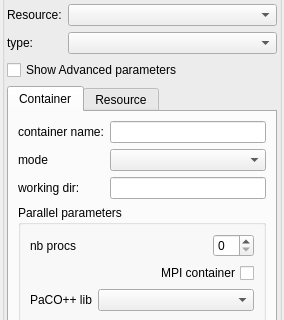
Old version of the form src/genericgui/FormContainer.ui in the repository SalomePlatform/yacs; both pictures show x 0 to 284 and y 121 to 441 of the 284 by 655 pixel window.
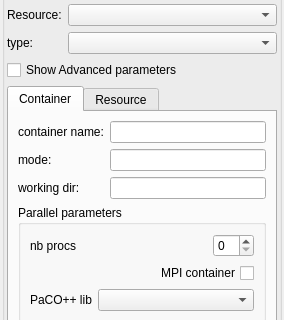
New version of the form. Custom widgets are drawn as their Qt base class.

Commit message: Improvement of container panel: mode is only for info

```diff
--- a/src/genericgui/FormContainer.ui
+++ b/src/genericgui/FormContainer.ui
@@ -157,14 +157,7 @@
           <item row="1" column="0">
            <widget class="QLabel" name="label_9">
             <property name="text">
-             <string>mode</string>
-            </property>
-           </widget>
-          </item>
-          <item row="1" column="2">
-           <widget class="ComboBox" name="cb_mode">
-            <property name="editable">
-             <bool>false</bool>
+             <string>mode:</string>
             </property>
            </widget>
           </item>
@@ -263,6 +256,13 @@
             </property>
            </spacer>
           </item>
+          <item row="1" column="2">
+           <widget class="QLineEdit" name="cb_mode">
+            <property name="readOnly">
+             <bool>true</bool>
+            </property>
+           </widget>
+          </item>
          </layout>
         </widget>
         <widget class="QWidget" name="tab_2">
```
The commit also changes 2 other files.
